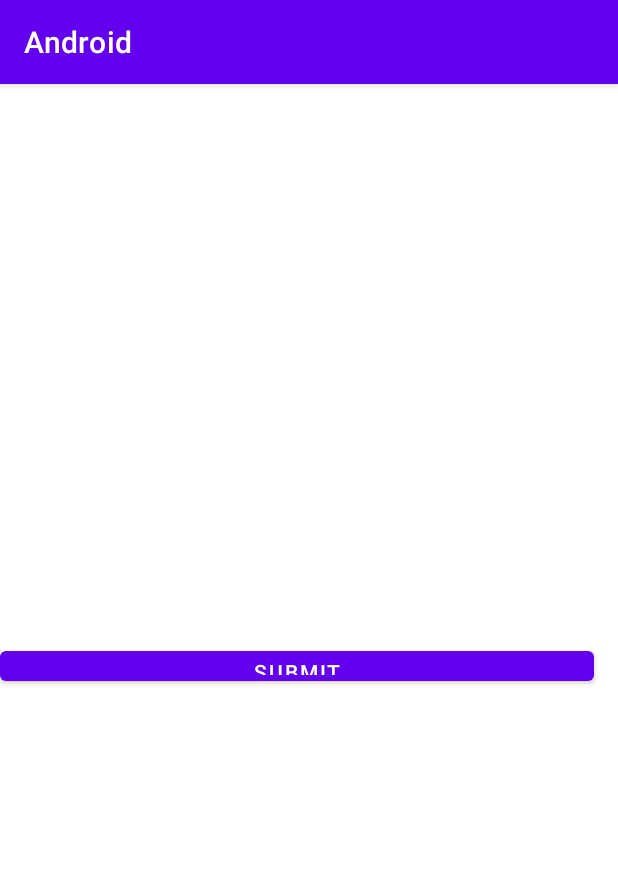
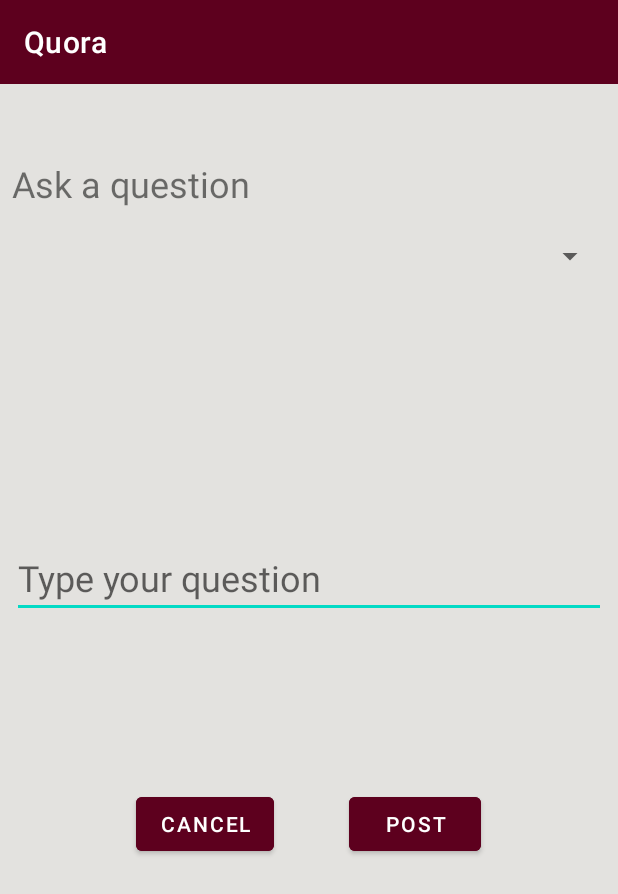
Before and after one commit to Team-4-Quora/android, an Android app: the screen it shows after launch (MainActivity before the commit, QuestionActivity after it), on a phone screen of 412 x 824 dp. Shown: the top 894 px of the screen. Run offline under Robolectric (Android 15) with nearby library versions, the phone set to English and light mode, and no system bars.

Commit message:
question page done

```diff
--- a/app/src/main/AndroidManifest.xml
+++ b/app/src/main/AndroidManifest.xml
@@ -1,6 +1,6 @@
 <?xml version="1.0" encoding="utf-8"?>
 <manifest xmlns:android="http://schemas.android.com/apk/res/android"
-    package="com.example.android">
+    package="com.example.android" >
 
     <application
         android:allowBackup="true"
@@ -8,14 +8,18 @@
         android:label="@string/app_name"
         android:roundIcon="@mipmap/ic_launcher_round"
         android:supportsRtl="true"
-        android:theme="@style/Theme.Android">
-        <activity android:name=".MainActivity">
+        android:theme="@style/Theme.Android" >
+        <activity android:name=".HomePage" >
+        </activity>
+        <activity android:name=".QuestionActivity" >
             <intent-filter>
                 <action android:name="android.intent.action.MAIN" />
 
                 <category android:name="android.intent.category.LAUNCHER" />
             </intent-filter>
         </activity>
+        <activity android:name=".MainActivity" >
+        </activity>
     </application>
 
 </manifest>
--- /dev/null
+++ b/app/src/main/java/com/example/android/HomePage.java
@@ -0,0 +1,13 @@
+package com.example.android;
+
+import androidx.appcompat.app.AppCompatActivity;
+import android.os.Bundle;
+
+public class HomePage extends AppCompatActivity {
+
+    @Override
+    protected void onCreate(Bundle savedInstanceState) {
+        super.onCreate(savedInstanceState);
+        setContentView(R.layout.activity_home_page);
+    }
+}
--- /dev/null
+++ b/app/src/main/java/com/example/android/QuestionActivity.java
@@ -0,0 +1,14 @@
+package com.example.android;
+
+import androidx.appcompat.app.AppCompatActivity;
+
+import android.os.Bundle;
+
+public class QuestionActivity extends AppCompatActivity {
+
+    @Override
+    protected void onCreate(Bundle savedInstanceState) {
+        super.onCreate(savedInstanceState);
+        setContentView(R.layout.activity_question);
+    }
+}
--- /dev/null
+++ b/app/src/main/res/layout/activity_home_page.xml
@@ -0,0 +1,23 @@
+<?xml version="1.0" encoding="utf-8"?>
+<androidx.constraintlayout.widget.ConstraintLayout
+    xmlns:android="http://schemas.android.com/apk/res/android"
+    xmlns:tools="http://schemas.android.com/tools"
+    xmlns:app="http://schemas.android.com/apk/res-auto"
+    android:layout_width="match_parent"
+    android:layout_height="match_parent"
+    tools:context=".HomePage"
+    android:background="#E3E2DF">
+
+  <androidx.appcompat.widget.Toolbar
+      android:id="@+id/toolbar"
+      android:layout_width="match_parent"
+      android:layout_height="wrap_content"
+      android:background="#5D001E"
+      app:title="Home Page"
+      app:titleTextColor="@color/white"
+      app:layout_constraintEnd_toEndOf="parent"
+      app:layout_constraintHorizontal_bias="0.0"
+      app:layout_constraintStart_toStartOf="parent"
+      app:layout_constraintTop_toTopOf="parent" />
+
+</androidx.constraintlayout.widget.ConstraintLayout>
--- /dev/null
+++ b/app/src/main/res/layout/activity_question.xml
@@ -0,0 +1,103 @@
+<?xml version="1.0" encoding="utf-8"?>
+ <ScrollView
+    xmlns:android="http://schemas.android.com/apk/res/android"
+    xmlns:app="http://schemas.android.com/apk/res-auto"
+    xmlns:tools="http://schemas.android.com/tools"
+        android:layout_width="match_parent"
+        android:layout_height="match_parent"
+        tools:layout_editor_absoluteX="181dp"
+        tools:layout_editor_absoluteY="676dp"
+    android:fillViewport="true">
+
+<androidx.constraintlayout.widget.ConstraintLayout
+    android:layout_width="match_parent"
+    android:layout_height="match_parent"
+    tools:context=".QuestionActivity"
+    android:background="#E3E2DF">
+
+    <androidx.appcompat.widget.Toolbar
+        android:id="@+id/toolbar"
+        android:layout_width="match_parent"
+        android:layout_height="wrap_content"
+        android:background="#5D001E"
+        app:title="Quora"
+        app:titleTextColor="@color/white"
+        app:layout_constraintEnd_toEndOf="parent"
+        app:layout_constraintHorizontal_bias="0.0"
+        app:layout_constraintStart_toStartOf="parent"
+        app:layout_constraintTop_toTopOf="parent" />
+
+    <TextView
+        android:id="@+id/textView2"
+        android:layout_width="match_parent"
+        android:layout_height="wrap_content"
+        android:text="Ask a question"
+        android:layout_marginHorizontal="8dp"
+        android:textSize="24sp"
+        android:layout_marginTop="50dp"
+        app:layout_constraintEnd_toEndOf="parent"
+        app:layout_constraintStart_toStartOf="parent"
+        app:layout_constraintTop_toBottomOf="@+id/toolbar" />
+
+    <Spinner
+        android:id="@+id/categories"
+        android:layout_width="match_parent"
+        android:layout_height="24dp"
+        android:layout_marginTop="20dp"
+        android:layout_marginHorizontal="8dp"
+        app:layout_constraintEnd_toEndOf="parent"
+        app:layout_constraintStart_toStartOf="parent"
+        app:layout_constraintTop_toBottomOf="@+id/textView2" />
+
+
+    <EditText
+        android:id="@+id/editText"
+        android:layout_marginHorizontal="8dp"
+        android:layout_width="match_parent"
+        android:layout_height="wrap_content"
+        android:layout_marginTop="176dp"
+        android:hint="Type your question"
+        android:textSize="24sp"
+        app:layout_constraintTop_toBottomOf="@+id/categories"
+        tools:layout_editor_absoluteX="0dp"></EditText>
+
+    <LinearLayout
+        android:layout_width="match_parent"
+        android:layout_height="wrap_content"
+        android:layout_marginTop="112dp"
+        android:gravity="center"
+        android:orientation="horizontal"
+        app:layout_constraintBottom_toBottomOf="parent"
+        app:layout_constraintEnd_toEndOf="parent"
+        app:layout_constraintHorizontal_bias="0.0"
+        app:layout_constraintStart_toStartOf="parent"
+        app:layout_constraintTop_toBottomOf="@+id/editText"
+        app:layout_constraintVertical_bias="0.006">
+
+        <Button
+            android:id="@+id/ques_cancel"
+            android:layout_width="wrap_content"
+            android:layout_height="wrap_content"
+            android:layout_marginRight="50dp"
+            android:text="Cancel"
+            android:backgroundTint="#5D001E"
+            app:layout_constraintEnd_toEndOf="parent"
+            app:layout_constraintHorizontal_bias="0.188"
+            app:layout_constraintStart_toStartOf="parent"
+            app:layout_constraintTop_toBottomOf="@+id/editText" />
+
+
+        <Button
+            android:id="@+id/button3"
+            android:layout_width="wrap_content"
+            android:layout_height="wrap_content"
+            android:text="Post"
+            android:backgroundTint="#5D001E"
+            tools:layout_editor_absoluteX="231dp"
+            tools:layout_editor_absoluteY="406dp" />
+
+    </LinearLayout>
+
+
+</androidx.constraintlayout.widget.ConstraintLayout>
+    </ScrollView>
--- a/app/src/main/res/values-night/themes.xml
+++ /dev/null
@@ -1,16 +0,0 @@
-<resources xmlns:tools="http://schemas.android.com/tools">
-    <!-- Base application theme. -->
-    <style name="Theme.Android" parent="Theme.MaterialComponents.DayNight.DarkActionBar">
-        <!-- Primary brand color. -->
-        <item name="colorPrimary">@color/purple_200</item>
-        <item name="colorPrimaryVariant">@color/purple_700</item>
-        <item name="colorOnPrimary">@color/black</item>
-        <!-- Secondary brand color. -->
-        <item name="colorSecondary">@color/teal_200</item>
-        <item name="colorSecondaryVariant">@color/teal_200</item>
-        <item name="colorOnSecondary">@color/black</item>
-        <!-- Status bar color. -->
-        <item name="android:statusBarColor" tools:targetApi="l">?attr/colorPrimaryVariant</item>
-        <!-- Customize your theme here. -->
-    </style>
-</resources>
--- a/app/src/main/res/values/themes.xml
+++ b/app/src/main/res/values/themes.xml
@@ -1,9 +1,9 @@
 <resources xmlns:tools="http://schemas.android.com/tools">
     <!-- Base application theme. -->
-    <style name="Theme.Android" parent="Theme.MaterialComponents.DayNight.DarkActionBar">
+    <style name="Theme.Android" parent="Theme.MaterialComponents.Light.NoActionBar">
         <!-- Primary brand color. -->
-        <item name="colorPrimary">@color/purple_500</item>
-        <item name="colorPrimaryVariant">@color/purple_700</item>
+        <item name="android:forceDarkAllowed" tools:targetApi="q">false</item>
+        <item name="colorPrimaryVariant">@color/black</item>
         <item name="colorOnPrimary">@color/white</item>
         <!-- Secondary brand color. -->
         <item name="colorSecondary">@color/teal_200</item>
```
